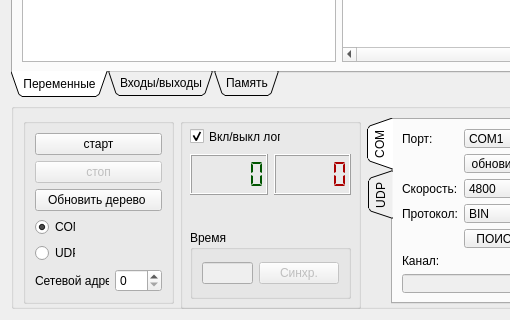
Old version of the form Debugger/debuggerform.ui in the repository atikbif/relkonIDE; both pictures show x 0 to 510 and y 527 to 847 of the 888 by 847 pixel window.
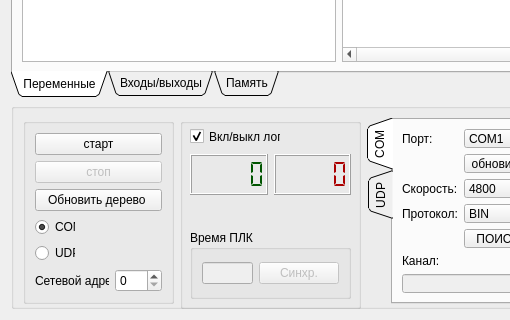
New version of the form.

The edit to the form file:
```diff
--- a/Debugger/debuggerform.ui
+++ b/Debugger/debuggerform.ui
@@ -295,7 +295,7 @@
           </sizepolicy>
          </property>
          <property name="title">
-          <string>Время</string>
+          <string>Время ПЛК</string>
          </property>
          <layout class="QGridLayout" name="gridLayout_5">
           <item row="0" column="0">
```
